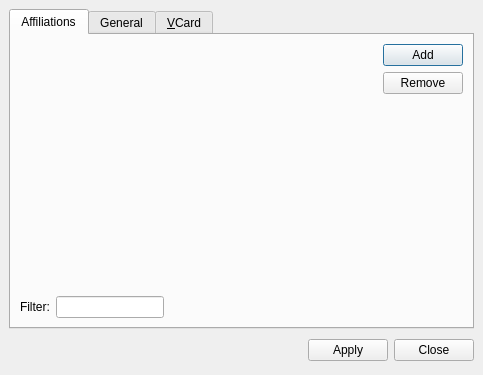
Old version of the form src/mucconfig.ui in the repository psi-im/psi.
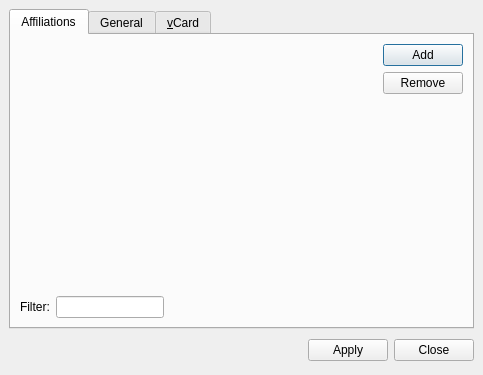
New version of the form. Custom widgets are drawn as their Qt base class.

Commit message:
vcard/VCard/User Info -> vCard + Adding for MUC Room
vcard/VCard/User Info -> vCard + Adding for MUC Room and solves #541.

The edit to the form file:
```diff
--- a/src/mucconfig.ui
+++ b/src/mucconfig.ui
@@ -265,7 +265,7 @@
      </widget>
      <widget class="QWidget" name="tab_vcard">
       <attribute name="title">
-       <string>&amp;VCard</string>
+       <string>&amp;vCard</string>
       </attribute>
      </widget>
     </widget>
```
The commit also changes 19 other files.
